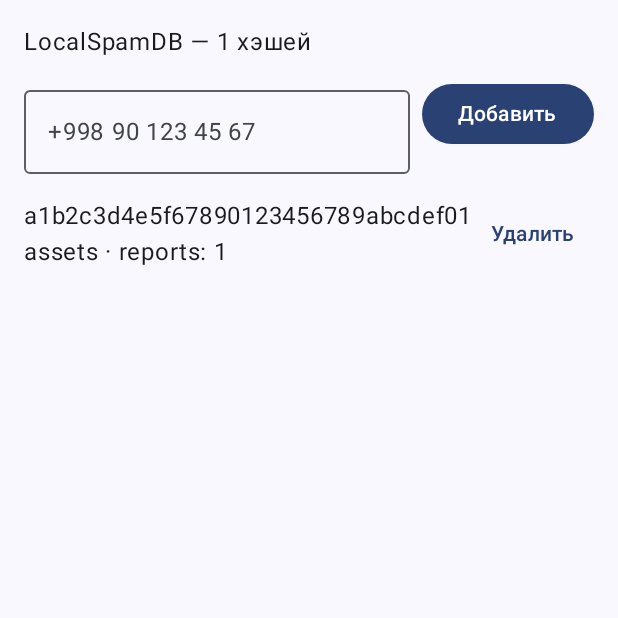
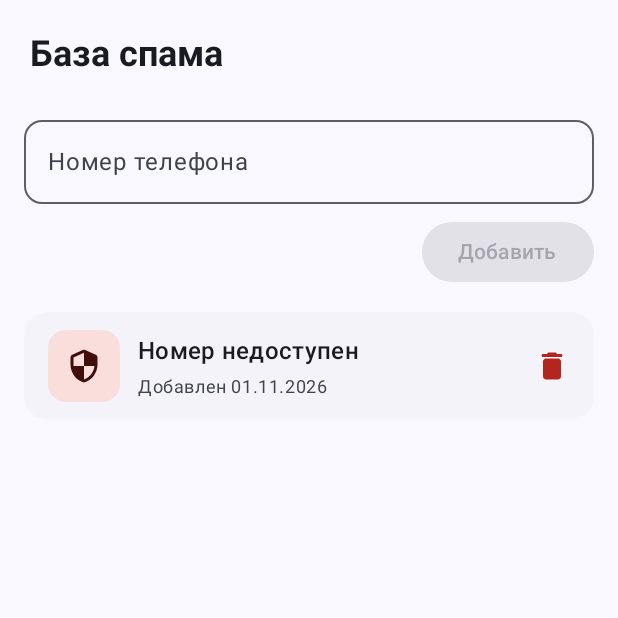
Before and after one commit to elyor-bek/CallGuard, an Android app built with Jetpack Compose: the composable SpamNumbersScreen shown on its own in the app's theme, on a phone screen of 412 x 824 dp, the top half of it. Run offline under Robolectric (Android 15) with nearby library versions, the phone set to English and light mode, and no system bars; our stand-ins replace Room's generated code.

Commit message:
Improve call history and spam list with reactive Material 3 UI

```diff
--- a/app/build.gradle.kts
+++ b/app/build.gradle.kts
@@ -47,6 +47,9 @@ dependencies {
     implementation(libs.androidx.compose.ui.tooling.preview)
     implementation(libs.androidx.core.ktx)
     implementation(libs.androidx.lifecycle.runtime.ktx)
+    implementation("androidx.lifecycle:lifecycle-viewmodel-compose:2.11.0")
+    implementation("androidx.lifecycle:lifecycle-runtime-compose:2.11.0")
+    implementation("androidx.compose.material:material-icons-extended:1.7.8")
     implementation(libs.androidx.room.runtime)
     implementation(libs.androidx.room.ktx)
     ksp(libs.androidx.room.compiler)
--- a/app/src/main/java/uz/callguard/app/data/CallGuardDatabase.kt
+++ b/app/src/main/java/uz/callguard/app/data/CallGuardDatabase.kt
@@ -5,19 +5,26 @@ import android.util.Log
 import androidx.room.Database
 import androidx.room.Room
 import androidx.room.RoomDatabase
+import androidx.room.migration.Migration
 import androidx.sqlite.db.SupportSQLiteDatabase
 import kotlinx.coroutines.CoroutineScope
 import kotlinx.coroutines.Dispatchers
 import kotlinx.coroutines.launch
 import org.json.JSONArray
 
-@Database(entities = [SpamNumberEntity::class, CallHistoryEntity::class], version = 2, exportSchema = false)
+@Database(entities = [SpamNumberEntity::class, CallHistoryEntity::class], version = 3, exportSchema = false)
 abstract class CallGuardDatabase : RoomDatabase() {
 
     abstract fun spamNumberDao(): SpamNumberDao
     abstract fun callHistoryDao(): CallHistoryDao
 
     companion object {
+        val MIGRATION_2_3 = object : Migration(2, 3) {
+            override fun migrate(db: SupportSQLiteDatabase) {
+                db.execSQL("ALTER TABLE spam_numbers ADD COLUMN phoneNumber TEXT")
+            }
+        }
+
         @Volatile
         private var INSTANCE: CallGuardDatabase? = null
 
@@ -28,6 +35,7 @@ abstract class CallGuardDatabase : RoomDatabase() {
                     CallGuardDatabase::class.java,
                     "callguard_local_spam_db"
                 )
+                .addMigrations(MIGRATION_2_3)
                 .fallbackToDestructiveMigration()
                 .addCallback(DatabaseCallback(context.applicationContext))
                 .build().also { INSTANCE = it }
--- a/app/src/main/java/uz/callguard/app/data/SpamNumberEntity.kt
+++ b/app/src/main/java/uz/callguard/app/data/SpamNumberEntity.kt
@@ -4,8 +4,8 @@ import androidx.room.Entity
 import androidx.room.PrimaryKey
 
 /**
- * Одна запись в LocalSpamDB. Хранится только хэш номера (number_hash)
- * для обеспечения приватности.
+ * Хэш используется для поиска, номер — для отображения пользовательских записей.
+ * У старых и импортированных записей номер может отсутствовать.
  */
 @Entity(tableName = "spam_numbers")
 data class SpamNumberEntity(
@@ -13,5 +13,6 @@ data class SpamNumberEntity(
     val numberHash: String,
     val source: String,      // "user_report" | "telegram" | "operator" | "kaggle" | "manual" | "assets"
     val reportCount: Int = 1,
-    val addedAtEpochMs: Long = System.currentTimeMillis()
+    val addedAtEpochMs: Long = System.currentTimeMillis(),
+    val phoneNumber: String? = null
 )
--- /dev/null
+++ b/app/src/main/java/uz/callguard/app/ui/CallListsViewModels.kt
@@ -0,0 +1,60 @@
+package uz.callguard.app.ui
+
+import android.app.Application
+import androidx.lifecycle.AndroidViewModel
+import androidx.lifecycle.viewModelScope
+import kotlinx.coroutines.CancellationException
+import kotlinx.coroutines.flow.MutableStateFlow
+import kotlinx.coroutines.flow.SharingStarted
+import kotlinx.coroutines.flow.StateFlow
+import kotlinx.coroutines.flow.asStateFlow
+import kotlinx.coroutines.flow.stateIn
+import kotlinx.coroutines.launch
+import uz.callguard.app.data.CallGuardDatabase
+import uz.callguard.app.data.CallHistoryEntity
+import uz.callguard.app.data.SpamNumberEntity
+import uz.callguard.app.data.SpamNumberRepository
+
+abstract class CallListsViewModel(application: Application) : AndroidViewModel(application) {
+    private val _busy = MutableStateFlow(false)
+    val busy = _busy.asStateFlow()
+    private val _error = MutableStateFlow<String?>(null)
+    val error = _error.asStateFlow()
+
+    fun dismissError() { _error.value = null }
+
+    protected fun performAction(action: suspend () -> Unit) {
+        if (_busy.value) return
+        _busy.value = true
+        viewModelScope.launch {
+            try {
+                action()
+            } catch (cancelled: CancellationException) {
+                throw cancelled
+            } catch (_: Exception) {
+                _error.value = "Не удалось сохранить изменения. Попробуйте ещё раз."
+            } finally {
+                _busy.value = false
+            }
+        }
+    }
+}
+
+class CallListViewModel(application: Application) : CallListsViewModel(application) {
+    private val historyDao = CallGuardDatabase.getInstance(application).callHistoryDao()
+    private val spamRepository = SpamNumberRepository(application)
+    val history: StateFlow<List<CallHistoryEntity>?> = historyDao.observeAll()
+        .stateIn(viewModelScope, SharingStarted.WhileSubscribed(5_000), null)
+
+    fun reportSpam(call: CallHistoryEntity) = performAction { spamRepository.reportCallAsSpam(call) }
+    fun deleteHistory(id: Long) = performAction { historyDao.deleteById(id) }
+}
+
+class SpamNumbersViewModel(application: Application) : CallListsViewModel(application) {
+    private val repository = SpamNumberRepository(application)
+    val numbers: StateFlow<List<SpamNumberEntity>?> = repository.observeAll()
+        .stateIn(viewModelScope, SharingStarted.WhileSubscribed(5_000), null)
+
+    fun addNumber(number: String) = performAction { repository.addNumber(number, source = "manual") }
+    fun deleteNumber(hash: String) = performAction { repository.removeNumberByHash(hash) }
+}
--- a/app/src/main/java/uz/callguard/app/ui/SpamNumbersScreen.kt
+++ b/app/src/main/java/uz/callguard/app/ui/SpamNumbersScreen.kt
@@ -1,92 +1,82 @@
 package uz.callguard.app.ui
 
-import androidx.compose.foundation.layout.Arrangement
-import androidx.compose.foundation.layout.Column
-import androidx.compose.foundation.layout.Row
-import androidx.compose.foundation.layout.fillMaxSize
-import androidx.compose.foundation.layout.fillMaxWidth
-import androidx.compose.foundation.layout.padding
+import androidx.compose.foundation.layout.*
 import androidx.compose.foundation.lazy.LazyColumn
 import androidx.compose.foundation.lazy.items
-import androidx.compose.material3.Button
-import androidx.compose.material3.OutlinedTextField
-import androidx.compose.material3.Scaffold
-import androidx.compose.material3.Text
-import androidx.compose.material3.TextButton
-import androidx.compose.runtime.Composable
-import androidx.compose.runtime.collectAsState
-import androidx.compose.runtime.getValue
-import androidx.compose.runtime.mutableStateOf
-import androidx.compose.runtime.remember
-import androidx.compose.runtime.rememberCoroutineScope
-import androidx.compose.runtime.setValue
+import androidx.compose.foundation.text.KeyboardOptions
+import androidx.compose.material.icons.Icons
+import androidx.compose.material.icons.rounded.Delete
+import androidx.compose.material.icons.rounded.Security
+import androidx.compose.material3.*
+import androidx.compose.runtime.*
+import androidx.compose.runtime.saveable.rememberSaveable
+import androidx.compose.ui.Alignment
 import androidx.compose.ui.Modifier
-import androidx.compose.ui.platform.LocalContext
+import androidx.compose.ui.text.font.FontWeight
+import androidx.compose.ui.text.input.KeyboardType
 import androidx.compose.ui.unit.dp
-import kotlinx.coroutines.Dispatchers
-import kotlinx.coroutines.launch
-import uz.callguard.app.data.SpamNumberRepository
+import androidx.lifecycle.compose.collectAsStateWithLifecycle
+import androidx.lifecycle.viewmodel.compose.viewModel
+import java.time.Instant
+import java.time.ZoneId
+import java.time.format.DateTimeFormatter
 
-/**
- * Простой CRUD для LocalSpamDB: добавить номер вручную, посмотреть список, удалить.
- */
 @Composable
-fun SpamNumbersScreen(modifier: Modifier = Modifier) {
-    val context = LocalContext.current
-    val repository = remember { SpamNumberRepository(context) }
-    val scope = rememberCoroutineScope()
-
-    var input by remember { mutableStateOf("") }
-    val numbersFlow = remember { repository.observeAll() }
-    val numbers by numbersFlow.collectAsState(initial = emptyList())
+fun SpamNumbersScreen(modifier: Modifier = Modifier, viewModel: SpamNumbersViewModel = viewModel()) {
+    val numbers by viewModel.numbers.collectAsStateWithLifecycle()
+    val busy by viewModel.busy.collectAsStateWithLifecycle()
+    val error by viewModel.error.collectAsStateWithLifecycle()
+    var input by rememberSaveable { mutableStateOf("") }
+    val formatter = remember { DateTimeFormatter.ofPattern("dd.MM.yyyy") }
+    // Keep manual entry, but do not allow arbitrary labels or hashes into the phone display.
+    val validInput = input.trim().matches(Regex("\\+?[0-9 ()-]{3,25}")) && input.count(Char::isDigit) in 3..15
 
     Scaffold(modifier = modifier.fillMaxSize()) { padding ->
-        Column(modifier = Modifier.fillMaxSize().padding(padding).padding(16.dp)) {
-            Text(text = "LocalSpamDB — ${numbers.size} хэшей")
-
-            Row(
-                modifier = Modifier.fillMaxWidth().padding(vertical = 12.dp),
-                horizontalArrangement = Arrangement.spacedBy(8.dp)
-            ) {
-                OutlinedTextField(
-                    value = input,
-                    onValueChange = { input = it },
-                    label = { Text("+998 90 123 45 67") },
-                    modifier = Modifier.weight(1f)
-                )
-                Button(onClick = {
-                    val toAdd = input
-                    if (toAdd.isNotBlank()) {
-                        scope.launch(Dispatchers.IO) {
-                            repository.addNumber(toAdd, source = "manual")
-                        }
-                        input = ""
-                    }
-                }) {
-                    Text("Добавить")
+        Column(Modifier.fillMaxSize().padding(padding)) {
+            Text("База спама", style = MaterialTheme.typography.headlineSmall,
+                fontWeight = FontWeight.Bold, modifier = Modifier.padding(20.dp))
+            Column(Modifier.padding(horizontal = 16.dp), verticalArrangement = Arrangement.spacedBy(8.dp)) {
+                OutlinedTextField(value = input, onValueChange = { input = it },
+                    label = { Text("Номер телефона") }, placeholder = { Text("+998 90 123 45 67") },
+                    singleLine = true, keyboardOptions = KeyboardOptions(keyboardType = KeyboardType.Phone),
+                    enabled = !busy, modifier = Modifier.fillMaxWidth(), shape = MaterialTheme.shapes.medium)
+                Button(onClick = { viewModel.addNumber(input.trim()); input = "" }, enabled = validInput && !busy,
+                    modifier = Modifier.align(Alignment.End)) { Text("Добавить") }
+            }
+            when {
+                numbers == null -> Box(Modifier.weight(1f).fillMaxWidth(), contentAlignment = Alignment.Center) {
+                    CircularProgressIndicator()
                 }
-            }
-
-            LazyColumn {
-                items(numbers, key = { it.numberHash }) { entity ->
-                    Row(
-                        modifier = Modifier.fillMaxWidth().padding(vertical = 4.dp),
-                        horizontalArrangement = Arrangement.SpaceBetween
-                    ) {
-                        Column(modifier = Modifier.weight(1f)) {
-                            Text(text = entity.numberHash, maxLines = 1)
-                            Text(text = "${entity.source} · reports: ${entity.reportCount}")
-                        }
-                        TextButton(onClick = {
-                            scope.launch(Dispatchers.IO) {
-                                repository.removeNumberByHash(entity.numberHash)
+                numbers.orEmpty().isEmpty() -> ListEmptyState(Icons.Rounded.Security, "Список спама пуст",
+                    "Добавьте номер вручную или из истории вызовов", Modifier.weight(1f))
+                else -> LazyColumn(Modifier.weight(1f), contentPadding = PaddingValues(16.dp),
+                    verticalArrangement = Arrangement.spacedBy(12.dp)) {
+                    items(numbers.orEmpty(), key = { it.numberHash }) { number ->
+                        Card(Modifier.fillMaxWidth().animateItem(), shape = MaterialTheme.shapes.large,
+                            colors = CardDefaults.cardColors(containerColor = MaterialTheme.colorScheme.surfaceContainerLow)) {
+                            Row(Modifier.fillMaxWidth().padding(start = 16.dp, top = 12.dp, bottom = 12.dp, end = 4.dp),
+                                verticalAlignment = Alignment.CenterVertically,
+                                horizontalArrangement = Arrangement.spacedBy(12.dp)) {
+                                Surface(shape = MaterialTheme.shapes.medium, color = MaterialTheme.colorScheme.errorContainer) {
+                                    Icon(Icons.Rounded.Security, contentDescription = null,
+                                        tint = MaterialTheme.colorScheme.onErrorContainer, modifier = Modifier.padding(12.dp).size(24.dp))
+                                }
+                                Column(Modifier.weight(1f), verticalArrangement = Arrangement.spacedBy(4.dp)) {
+                                    Text(number.phoneNumber ?: "Номер недоступен", style = MaterialTheme.typography.titleMedium)
+                                    Text("Добавлен " + Instant.ofEpochMilli(number.addedAtEpochMs)
+                                        .atZone(ZoneId.systemDefault()).format(formatter),
+                                        style = MaterialTheme.typography.bodySmall, color = MaterialTheme.colorScheme.onSurfaceVariant)
+                                }
+                                IconButton(onClick = { viewModel.deleteNumber(number.numberHash) }, enabled = !busy) {
+                                    Icon(Icons.Rounded.Delete, contentDescription = "Удалить ${number.phoneNumber ?: "запись"} из спама",
+                                        tint = MaterialTheme.colorScheme.error)
+                                }
                             }
-                        }) {
-                            Text("Удалить")
                         }
                     }
                 }
             }
         }
     }
+    ListErrorDialog(error, viewModel::dismissError)
 }
```
Also changed, not shown: app/src/main/java/uz/callguard/app/data/SpamNumberRepository.kt (+18 -6 lines), app/src/main/java/uz/callguard/app/ui/CallHistorySections.kt (added, +26 -0 lines), app/src/main/java/uz/callguard/app/ui/CallListComponents.kt (added, +33 -0 lines), app/src/main/java/uz/callguard/app/ui/CallListScreen.kt (+84 -153 lines), 1 other file.
